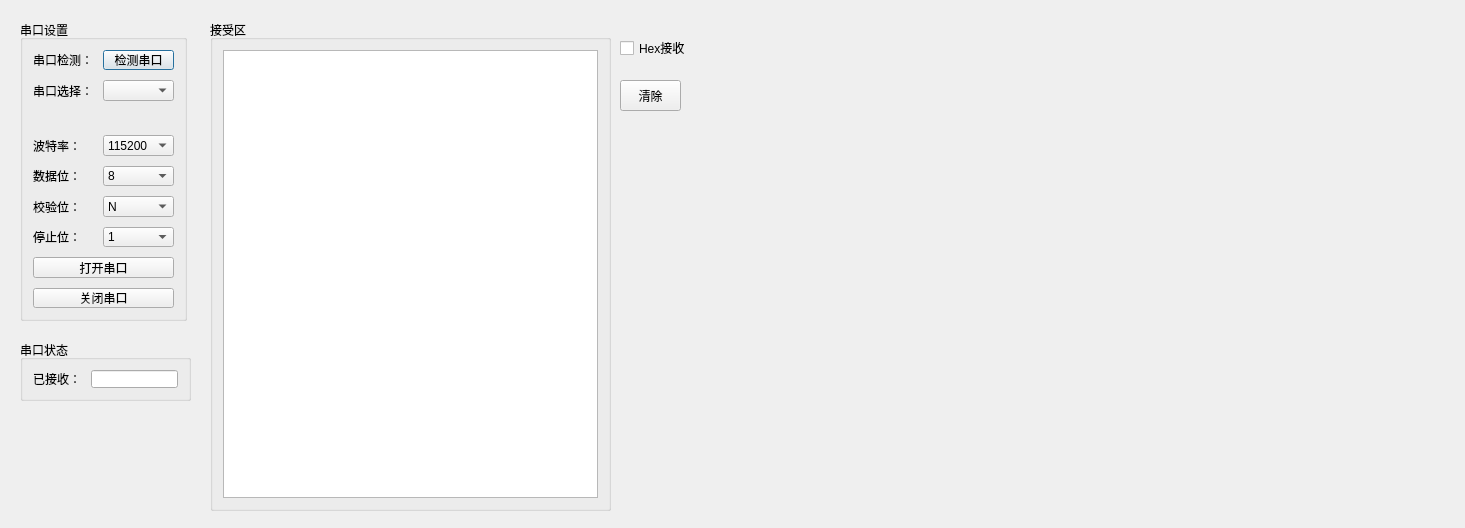
Before: the Qt Designer form QMS_ui_form.ui in godnative/Qt5Matserial, drawn with Qt 5.
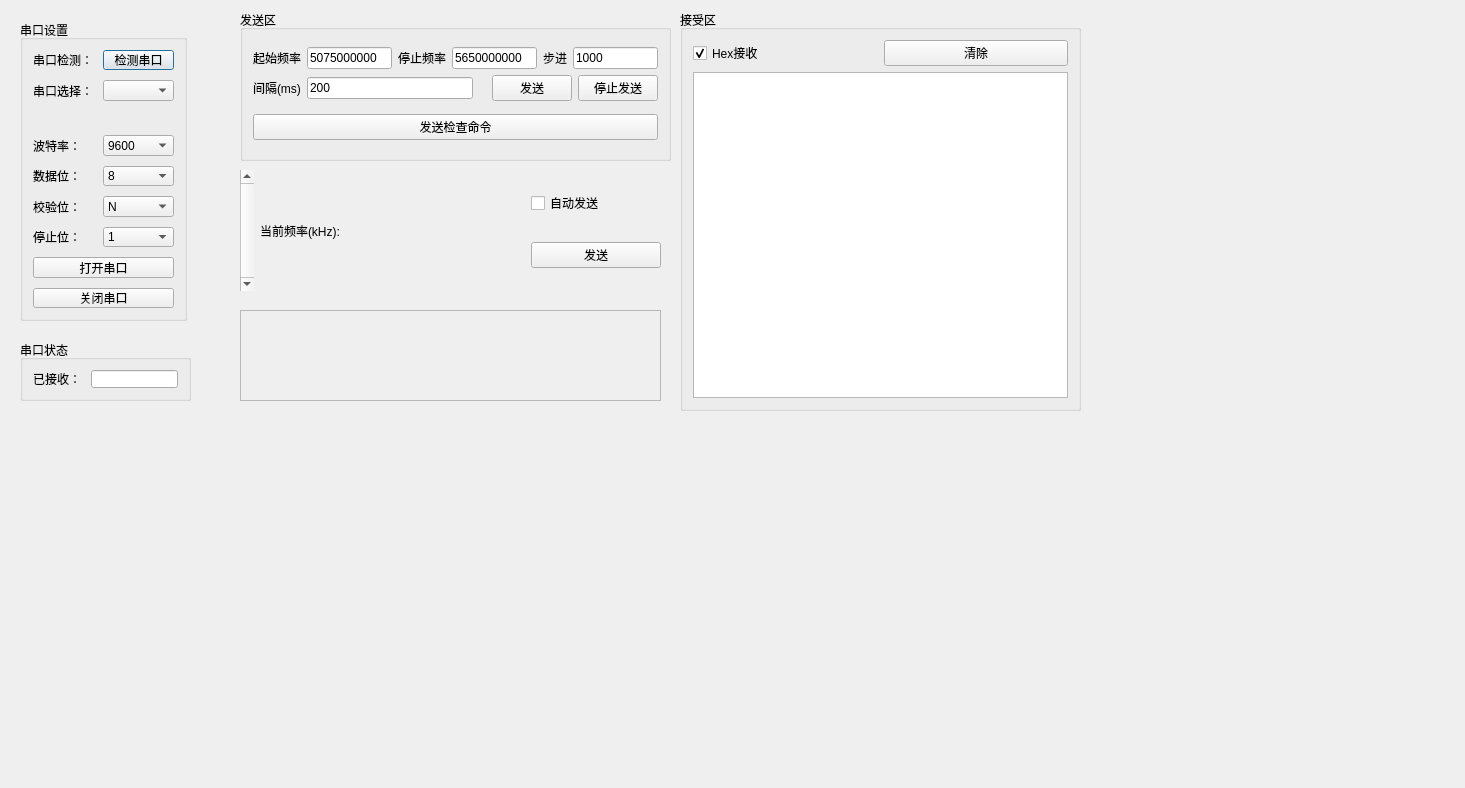
After: the same form once the commit is applied.

Commit message: [f]new pyqt5

```diff
--- a/QMS_ui_form.ui
+++ b/QMS_ui_form.ui
@@ -7,7 +7,7 @@
     <x>0</x>
     <y>0</y>
     <width>1465</width>
-    <height>528</height>
+    <height>788</height>
    </rect>
   </property>
   <property name="windowTitle">
@@ -83,6 +83,11 @@
     </item>
     <item row="3" column="1">
      <widget class="QComboBox" name="s1__box_3">
+      <item>
+       <property name="text">
+        <string>9600</string>
+       </property>
+      </item>
       <item>
        <property name="text">
         <string>115200</string>
@@ -243,10 +248,10 @@
   <widget class="QGroupBox" name="verticalGroupBox">
    <property name="geometry">
     <rect>
-     <x>210</x>
-     <y>20</y>
+     <x>680</x>
+     <y>10</y>
      <width>401</width>
-     <height>491</height>
+     <height>401</height>
     </rect>
    </property>
    <property name="title">
@@ -265,6 +270,27 @@
     <property name="bottomMargin">
      <number>10</number>
     </property>
+    <item>
+     <layout class="QHBoxLayout" name="horizontalLayout">
+      <item>
+       <widget class="QCheckBox" name="hex_receive">
+        <property name="text">
+         <string>Hex接收</string>
+        </property>
+        <property name="checked">
+         <bool>true</bool>
+        </property>
+       </widget>
+      </item>
+      <item>
+       <widget class="QPushButton" name="s2__clear_button">
+        <property name="text">
+         <string>清除</string>
+        </property>
+       </widget>
+      </item>
+     </layout>
+    </item>
     <item>
      <widget class="QTextBrowser" name="s2__receive_text"/>
     </item>
@@ -313,39 +339,209 @@
     </item>
    </layout>
   </widget>
-  <widget class="QCheckBox" name="hex_receive">
+  <widget class="QGroupBox" name="verticalGroupBox_2">
    <property name="geometry">
     <rect>
-     <x>620</x>
-     <y>40</y>
-     <width>71</width>
-     <height>16</height>
+     <x>240</x>
+     <y>10</y>
+     <width>431</width>
+     <height>151</height>
     </rect>
    </property>
-   <property name="text">
-    <string>Hex接收</string>
+   <property name="title">
+    <string>发送区</string>
    </property>
+   <layout class="QVBoxLayout" name="verticalLayout_2">
+    <property name="leftMargin">
+     <number>10</number>
+    </property>
+    <property name="topMargin">
+     <number>10</number>
+    </property>
+    <property name="rightMargin">
+     <number>10</number>
+    </property>
+    <property name="bottomMargin">
+     <number>10</number>
+    </property>
+    <item>
+     <layout class="QVBoxLayout" name="verticalLayout_3">
+      <item>
+       <layout class="QHBoxLayout" name="horizontalLayout_3">
+        <item>
+         <widget class="QLabel" name="label_2">
+          <property name="text">
+           <string>起始频率</string>
+          </property>
+         </widget>
+        </item>
+        <item>
+         <widget class="QLineEdit" name="lineEdit_startfr">
+          <property name="text">
+           <string>5075000000</string>
+          </property>
+         </widget>
+        </item>
+        <item>
+         <widget class="QLabel" name="label_3">
+          <property name="text">
+           <string>停止频率</string>
+          </property>
+         </widget>
+        </item>
+        <item>
+         <widget class="QLineEdit" name="lineEdit_stopfr">
+          <property name="text">
+           <string>5650000000</string>
+          </property>
+         </widget>
+        </item>
+        <item>
+         <widget class="QLabel" name="label_4">
+          <property name="text">
+           <string>步进</string>
+          </property>
+         </widget>
+        </item>
+        <item>
+         <widget class="QLineEdit" name="lineEdit_step">
+          <property name="text">
+           <string>1000</string>
+          </property>
+         </widget>
+        </item>
+       </layout>
+      </item>
+      <item>
+       <layout class="QHBoxLayout" name="horizontalLayout_6">
+        <item>
+         <widget class="QLabel" name="label_5">
+          <property name="text">
+           <string>间隔(ms)</string>
+          </property>
+         </widget>
+        </item>
+        <item>
+         <widget class="QLineEdit" name="lineEdit_5">
+          <property name="text">
+           <string>200</string>
+          </property>
+         </widget>
+        </item>
+        <item>
+         <widget class="QLabel" name="label_6">
+          <property name="text">
+           <string/>
+          </property>
+         </widget>
+        </item>
+        <item>
+         <widget class="QPushButton" name="button_sentmode1">
+          <property name="text">
+           <string>发送</string>
+          </property>
+         </widget>
+        </item>
+        <item>
+         <widget class="QPushButton" name="button_sentmode1_stop">
+          <property name="text">
+           <string>停止发送</string>
+          </property>
+         </widget>
+        </item>
+       </layout>
+      </item>
+     </layout>
+    </item>
+    <item>
+     <widget class="QPushButton" name="button_sentdata_2">
+      <property name="text">
+       <string>发送检查命令</string>
+      </property>
+     </widget>
+    </item>
+   </layout>
   </widget>
-  <widget class="QPushButton" name="s2__clear_button">
+  <widget class="QWidget" name="horizontalLayoutWidget_3">
    <property name="geometry">
     <rect>
-     <x>620</x>
-     <y>80</y>
-     <width>61</width>
-     <height>31</height>
+     <x>240</x>
+     <y>170</y>
+     <width>421</width>
+     <height>121</height>
     </rect>
    </property>
-   <property name="text">
-    <string>清除</string>
-   </property>
+   <layout class="QHBoxLayout" name="horizontalLayout_5">
+    <item>
+     <widget class="QScrollBar" name="verticalScrollBar_curfr">
+      <property name="minimum">
+       <number>5075000</number>
+      </property>
+      <property name="maximum">
+       <number>5675000</number>
+      </property>
+      <property name="singleStep">
+       <number>1</number>
+      </property>
+      <property name="pageStep">
+       <number>100</number>
+      </property>
+      <property name="value">
+       <number>5075000</number>
+      </property>
+      <property name="orientation">
+       <enum>Qt::Vertical</enum>
+      </property>
+     </widget>
+    </item>
+    <item>
+     <layout class="QVBoxLayout" name="verticalLayout_4">
+      <item>
+       <widget class="QLabel" name="label_7">
+        <property name="text">
+         <string>当前频率(kHz):</string>
+        </property>
+       </widget>
+      </item>
+     </layout>
+    </item>
+    <item>
+     <widget class="QLabel" name="label_curfr_mode2">
+      <property name="text">
+       <string/>
+      </property>
+     </widget>
+    </item>
+    <item>
+     <layout class="QVBoxLayout" name="verticalLayout_5">
+      <item>
+       <widget class="QCheckBox" name="check_autosent">
+        <property name="text">
+         <string>自动发送</string>
+        </property>
+       </widget>
+      </item>
+      <item>
+       <widget class="QPushButton" name="button_sentmode2">
+        <property name="text">
+         <string>发送</string>
+        </property>
+       </widget>
+      </item>
+     </layout>
+    </item>
+   </layout>
   </widget>
-  <widget class="QWidget" name="widget" native="true">
+  <widget class="QTextBrowser" name="textBrowser_sentdata">
+   <property name="enabled">
+    <bool>false</bool>
+   </property>
    <property name="geometry">
     <rect>
-     <x>700</x>
-     <y>20</y>
-     <width>751</width>
-     <height>491</height>
+     <x>240</x>
+     <y>310</y>
+     <width>421</width>
+     <height>91</height>
     </rect>
    </property>
   </widget>
```
Left out of the diff: 11 changed lines with no effect on the pictures. The commit also changes 2 other files.
